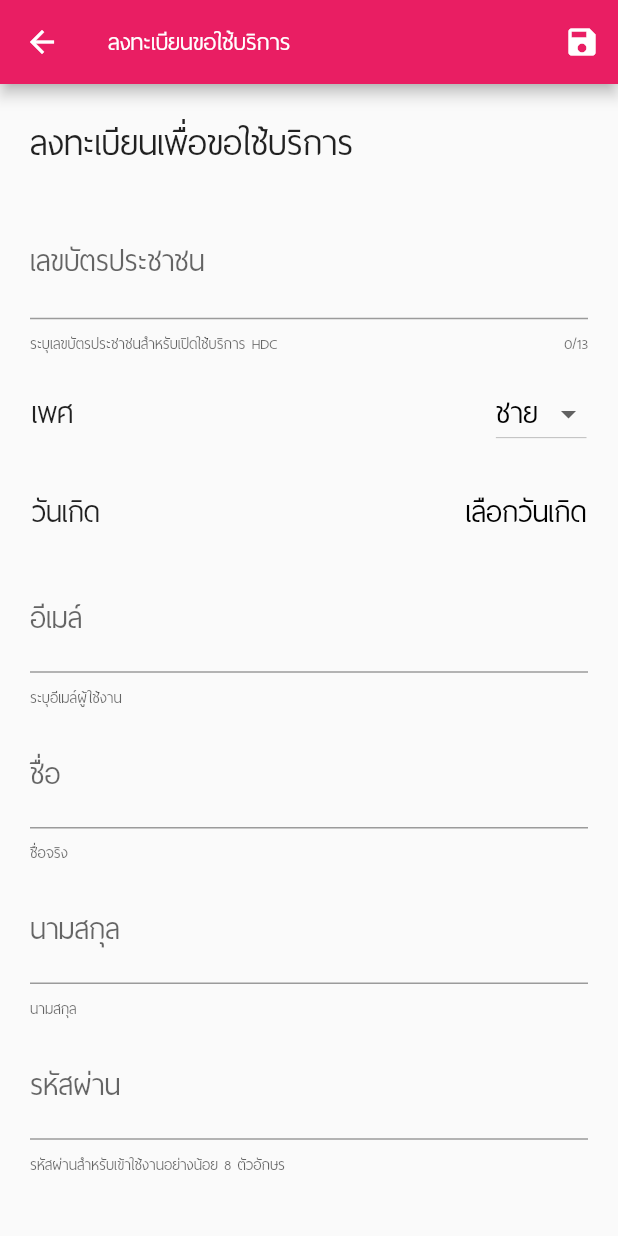
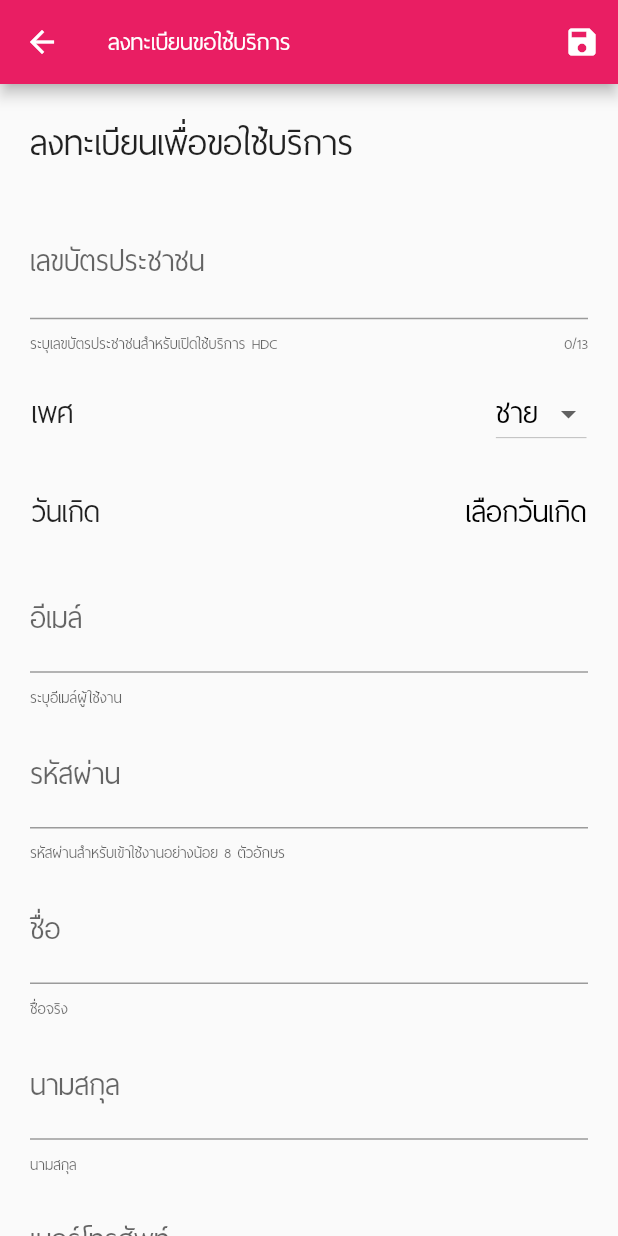
Before and after one commit to kannn044/h4uhos, a Flutter app: the RegisterPage screen opened by its route, on a phone screen of 412 x 824 dp. Run offline on Flutter 3.47's test engine with Material 2 defaults, Android fonts, the phone set to English and light mode, and no system bars; our stand-ins replace charts_flutter, firebase_auth, google_sign_in; missing offline and left inert: barcode_scan; accounts and stored records are empty.

Commit message:
pull by gun

```diff
--- a/lib/screens/RegisterScreen.dart
+++ b/lib/screens/RegisterScreen.dart
@@ -1,16 +1,31 @@
 import 'dart:async';
 import 'package:flutter/material.dart';
 import 'package:intl/intl.dart';
+import 'dart:convert';
+import 'package:http/http.dart' as http;
 
 class RegisterPage extends StatefulWidget {
   @override
   _RegisterPageState createState() => new _RegisterPageState();
 }
 
-TextEditingController _username;
-TextEditingController _password;
 String _sex = 'ชาย';
 String _birthdate;
+String _cid;
+String _email;
+String _firstname;
+String _lastname;
+String _password;
+String _tel;
+
+TextEditingController _ctrlEmail = TextEditingController();
+TextEditingController _ctrlPassword = TextEditingController();
+TextEditingController _ctrlSex = TextEditingController();
+TextEditingController _ctrlBirthDate = TextEditingController();
+TextEditingController _ctrlCid = TextEditingController();
+TextEditingController _ctrlFirstName = TextEditingController();
+TextEditingController _ctrlLastName = TextEditingController();
+TextEditingController _ctrlTel = TextEditingController();
 
 class _RegisterPageState extends State<RegisterPage> {
 
@@ -46,7 +61,7 @@ class _RegisterPageState extends State<RegisterPage> {
         Padding(
           padding:
           const EdgeInsets.symmetric(vertical: 5.0, horizontal: 20.0),
-          child: new TextFormField(
+          child: new TextField(
             maxLength: 13,
             style: TextStyle(fontSize: 20.0, color: Colors.black, fontFamily: "ThaiSansNeue"),
             decoration: new InputDecoration(
@@ -55,8 +70,10 @@ class _RegisterPageState extends State<RegisterPage> {
 //              icon: Icon(Icons.email),
                 helperText: 'ระบุเลขบัตรประชาชนสำหรับเปิดใช้บริการ HDC',
                 filled: false),
-            keyboardType: TextInputType.emailAddress,
-            controller: _username,
+            controller: _ctrlCid,
+            onChanged: (String value){
+              _cid = value;
+            },
           ),
         ),
 
@@ -96,7 +113,7 @@ class _RegisterPageState extends State<RegisterPage> {
         Padding(
           padding:
           const EdgeInsets.symmetric(vertical: 5.0, horizontal: 20.0),
-          child: new TextFormField(
+          child: new TextField(
             decoration: new InputDecoration(
                 labelText: 'อีเมล์',
                 labelStyle: TextStyle(fontSize: 25.0),
@@ -104,13 +121,33 @@ class _RegisterPageState extends State<RegisterPage> {
                 helperText: 'ระบุอีเมล์ผู้ใช้งาน',
                 filled: false),
             keyboardType: TextInputType.emailAddress,
-            controller: _username,
+            controller: _ctrlEmail,
+            onChanged: (String value){
+              _email = value;
+            },
           ),
         ),
         Padding(
           padding:
           const EdgeInsets.symmetric(vertical: 5.0, horizontal: 20.0),
-          child: new TextFormField(
+          child: new TextField(
+            decoration: new InputDecoration(
+                labelText: 'รหัสผ่าน',
+                labelStyle: TextStyle(fontSize: 25.0),
+//              icon: Icon(Icons.vpn_key),
+                helperText: 'รหัสผ่านสำหรับเข้าใช้งานอย่างน้อย 8 ตัวอักษร',
+                counterText: ''),
+            obscureText: true,
+            controller: _ctrlPassword,
+            onChanged: (String value){
+              _password = value;
+            },
+          ),
+        ),
+        Padding(
+          padding:
+          const EdgeInsets.symmetric(vertical: 5.0, horizontal: 20.0),
+          child: new TextField(
             decoration: new InputDecoration(
                 labelText: 'ชื่อ',
                 labelStyle: TextStyle(fontSize: 25.0),
@@ -118,13 +155,16 @@ class _RegisterPageState extends State<RegisterPage> {
                 helperText: 'ชื่อจริง',
                 filled: false),
             keyboardType: TextInputType.emailAddress,
-            controller: _username,
+            controller: _ctrlFirstName,
+            onChanged: (String value){
+              _firstname = value;
+            },
           ),
         ),
         Padding(
           padding:
           const EdgeInsets.symmetric(vertical: 5.0, horizontal: 20.0),
-          child: new TextFormField(
+          child: new TextField(
             decoration: new InputDecoration(
                 labelText: 'นามสกุล',
                 labelStyle: TextStyle(fontSize: 25.0),
@@ -132,26 +172,59 @@ class _RegisterPageState extends State<RegisterPage> {
                 helperText: 'นามสกุล',
                 filled: false),
             keyboardType: TextInputType.emailAddress,
-            controller: _username,
+            controller: _ctrlLastName,
+            onChanged: (String value){
+              _lastname = value;
+            },
           ),
         ),
         Padding(
           padding:
           const EdgeInsets.symmetric(vertical: 5.0, horizontal: 20.0),
-          child: new TextFormField(
+          child: new TextField(
             decoration: new InputDecoration(
-                labelText: 'รหัสผ่าน',
+                labelText: 'เบอร์โทรศัพท์',
                 labelStyle: TextStyle(fontSize: 25.0),
 //              icon: Icon(Icons.vpn_key),
-                helperText: 'รหัสผ่านสำหรับเข้าใช้งานอย่างน้อย 8 ตัวอักษร',
+                helperText: 'เบอร์โทรศัพท์',
                 counterText: ''),
             obscureText: true,
-            controller: _password,
+            controller: _ctrlTel,
+            onChanged: (String value){
+              _tel = value;
+            },
           ),
         ),
-
       ],
     );
+
+    void _saveRegister() async {
+      var url = 'http://203.157.102.103/api/phr/v1/user/register/email';
+      var params = {
+        'email' = _email ?? '',
+        'password' = _password ?? '',
+        'cid' = _cid ?? '',
+        'first_name' = _firstname ?? '',
+        'last_name' = _lastname ?? '',
+        'birth_date' = _birthdate ?? '',
+        'tel' = _tel ?? '',
+        'sex' = _sex == 'ชาย' ? 'male' : 'female'
+      };
+
+      var response = await http.post(url, body: params);
+      if(response.statusCode == 200) {
+        var jsonResponse = json.decode(response.body);
+        print(jsonResponse);
+      }
+//      print(_cid);
+//      print(_email);
+//      print(_firstname);
+//      print(_lastname);
+//      print(_sex);
+//      print(_birthdate);
+//      print(_password);
+//      print(_tel);
+    }
 
     return Scaffold(
         appBar: AppBar(
@@ -160,7 +233,7 @@ class _RegisterPageState extends State<RegisterPage> {
             new IconButton(
               icon: new Icon(Icons.save),
               onPressed: () {
-
+                _saveRegister();
               },
             ),
           ],
@@ -169,6 +242,4 @@ class _RegisterPageState extends State<RegisterPage> {
 
     );
   }
-
-  void _saveRegister() {}
 }
```
